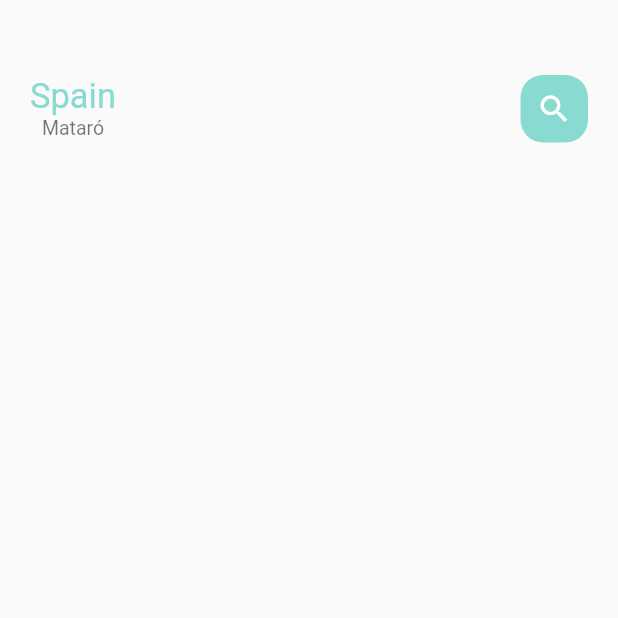
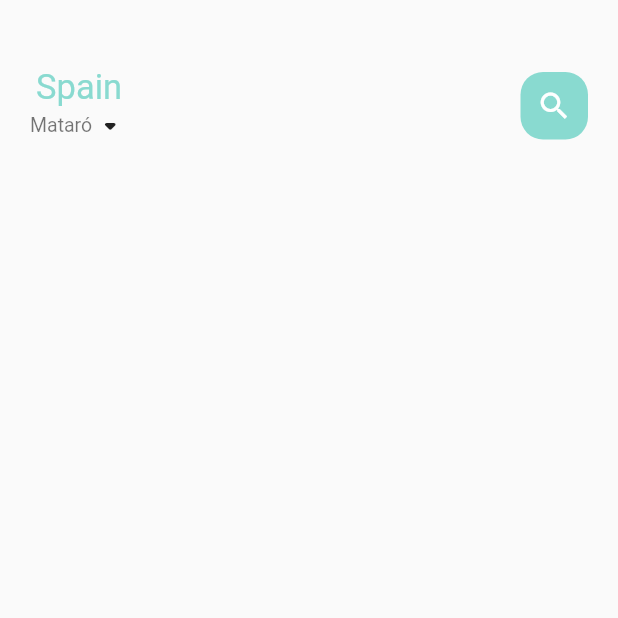
Before and after one commit to GitRockie/farmee, a Flutter app: the screen it shows after launch, on a phone screen of 412 x 824 dp, the top half of it. Run offline on Flutter 3.47's test engine with Material 2 defaults, Android fonts, the phone set to English and light mode, and no system bars.

Commit message:
Dropdown Button for City

```diff
--- a/lib/home/main_farms_page.dart
+++ b/lib/home/main_farms_page.dart
@@ -14,7 +14,7 @@ class MainFarmsPage extends StatelessWidget {
         Container(
           //Scrolling parameter goes here
           child: Container(
-            margin: const EdgeInsetsDirectional.only(top: 50, bottom: 15),
+            margin: const EdgeInsets.only(top: 45, bottom: 15),
             padding: const EdgeInsets.only(left: 20, right: 20),
             child: Column(
               children: [
@@ -27,10 +27,15 @@ class MainFarmsPage extends StatelessWidget {
                           text: 'Spain',
                           color: AppColors.mainColor,
                         ),
-                        SmallText(
-                          text: 'Mataró',
-                          color: Colors.black54,
-                        ),
+                        Row(
+                          children: [
+                            SmallText(
+                              text: 'Mataró',
+                              color: Colors.black54,
+                            ),
+                            const Icon(Icons.arrow_drop_down_rounded)
+                          ],
+                        )
                       ],
                     ),
                     Center(
```
